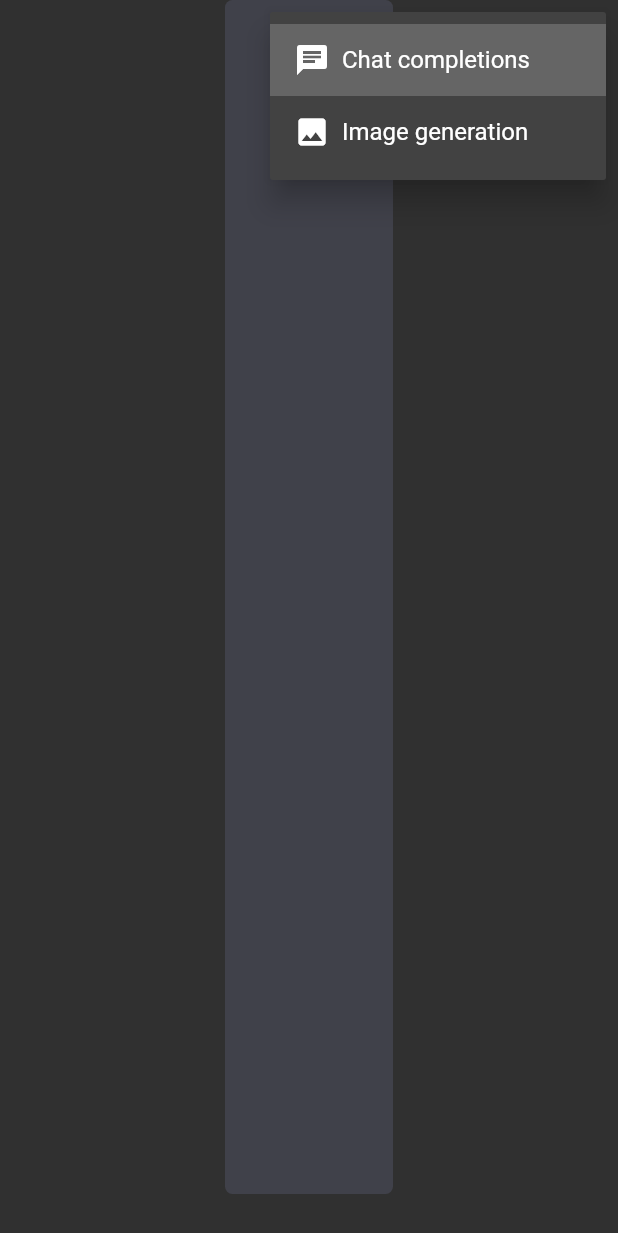
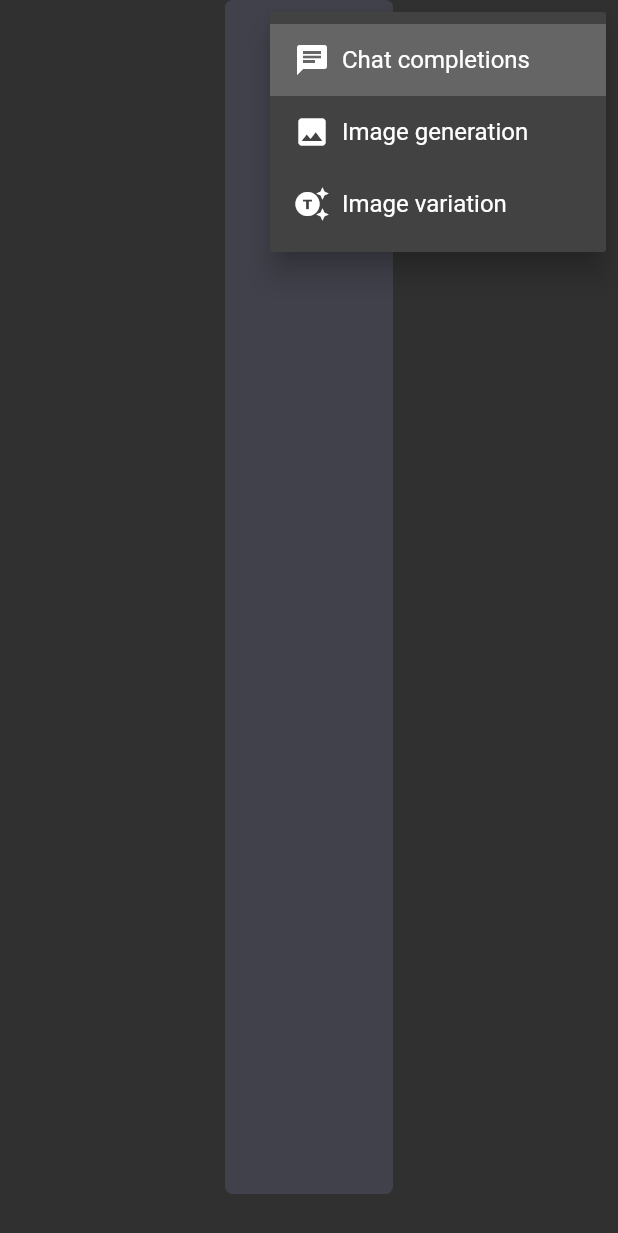
Before and after one commit to sheng020/chatgpt, a Flutter app: the CustomTextField widget shown alone on an empty page, opened directly with empty values, after a tap on the "chat" icon, on a phone screen of 412 x 824 dp. Shown: the top 1233 px of the screen. Run offline on Flutter 3.47's test engine with Material 2 defaults, Android fonts, the phone set to English and light mode, and no system bars; our stand-ins replace bloc, cached_network_image, envied, equatable, file_picker, floor and 9 more; missing offline and left inert: markdown_widget; accounts and stored records are empty; generated files the repository leaves out were written again.

Commit message:
修改一些小问题

```diff
--- a/lib/api/core/builder/base_api_url.dart
+++ b/lib/api/core/builder/base_api_url.dart
@@ -5,14 +5,14 @@ import '../constants/config.dart';
 @immutable
 @internal
 abstract class BaseApiUrlBuilder {
-  static final String _baseUrl = OpenAIConfig.baseUrl;
+  //static final String _baseUrl = OpenAIConfig.baseUrl;
   static final String _version = OpenAIConfig.version;
 
   /// This is used to build the API url for all the requests, it will return a [String].
   /// if an [id] is provided, it will be added to the url as well.
   @internal
   static String build(String endpoint, [String? id, String? query]) {
-    String apiLink = "$_baseUrl/$_version$endpoint";
+    String apiLink = "${OpenAIConfig.baseUrl}/$_version$endpoint";
     if (id != null) {
       apiLink += "/$id";
     }
--- a/lib/features/chat/presentation/cubit/chat_conversation/chat_conversation_cubit.dart
+++ b/lib/features/chat/presentation/cubit/chat_conversation/chat_conversation_cubit.dart
@@ -103,6 +103,10 @@ class ChatConversationCubit extends Cubit<ChatConversationState> {
           chatMessages: _conversations,
           isRequestProcessing: false),
     );
+    emit(NotifyTextFieldState(
+        selectedConversationId: selectedConversationId,
+        message: "",
+        isRequestProcessing: false));
     setFloatingActionButtonShow(false);
   }
 
--- a/lib/features/global/custom_text_field/custom_text_field.dart
+++ b/lib/features/global/custom_text_field/custom_text_field.dart
@@ -28,9 +28,9 @@ class CustomTextField extends StatelessWidget {
       PopupMenuItem(
           value: TYPE_IMAGE_GENERATION,
           child: getFeatureWidget(Icons.photo, "Image generation")),
-      /* PopupMenuItem(
+      PopupMenuItem(
           value: TYPE_IMAGE_VARIATION,
-          child: getFeatureWidget(Icons.generating_tokens, "Image variation")) */
+          child: getFeatureWidget(Icons.generating_tokens, "Image variation"))
     ];
   }
 
```
Also changed, not shown: lib/api/core/networking/client.dart (+7 -1 lines), 1 other file.
